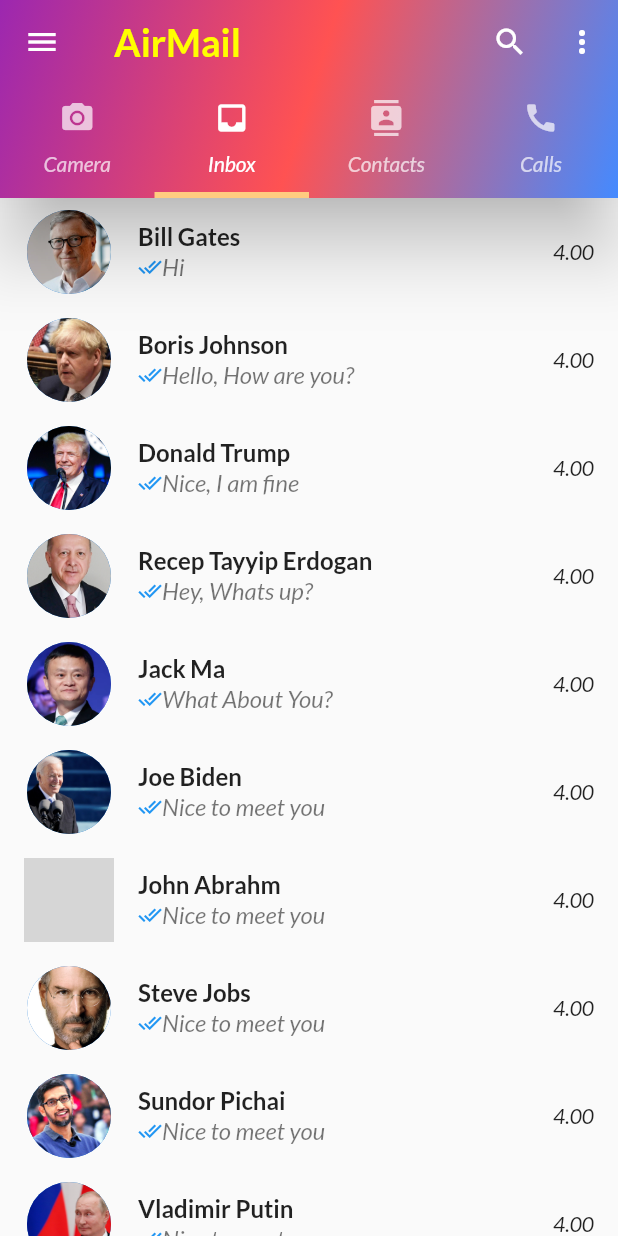
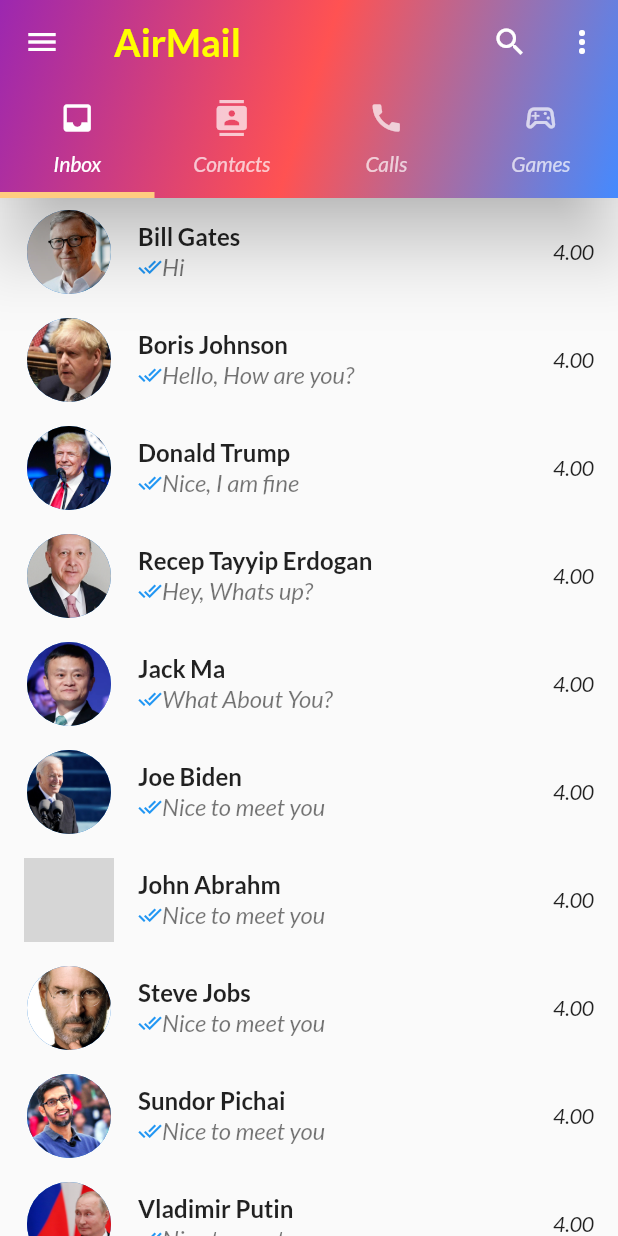
Before and after one commit to samirreaz/air_mail, a Flutter app: the screen it shows after launch, on a phone screen of 412 x 824 dp. Run offline on Flutter 3.47's test engine with Material 2 defaults, Android fonts, the phone set to English and light mode, and no system bars; our stand-ins replace emoji_picker_flutter, image_picker; grey boxes are pictures that could not be loaded.

Commit message:
del camera add game

```diff
--- a/lib/Screens/homeScreen.dart
+++ b/lib/Screens/homeScreen.dart
@@ -1,6 +1,7 @@
 import 'package:airmail/DesignUI/drawer_components.dart';
 import 'package:airmail/Page/camera_page.dart';
 import 'package:airmail/Page/chat_page.dart';
+import 'package:airmail/Screens/game_screen.dart';
 import 'package:airmail/Screens/select_contact_page.dart';
 import 'package:flutter/material.dart';
 
@@ -19,7 +20,7 @@
   @override
   void initState() {
     super.initState();
-    _tabController = TabController(length: 4, vsync: this, initialIndex: 1);
+    _tabController = TabController(length: 4, vsync: this, initialIndex: 0);
   }
 
   @override
@@ -87,10 +88,6 @@
           controller: _tabController,
           tabs: [
             Tab(
-              icon: Icon(Icons.camera_alt),
-              text: 'Camera',
-            ),
-            Tab(
               icon: Icon(Icons.inbox),
               text: 'Inbox',
             ),
@@ -101,7 +98,11 @@
             Tab(
               icon: Icon(Icons.call),
               text: 'Calls',
-            )
+            ),
+            Tab(
+              icon: Icon(Icons.sports_esports_outlined),
+              text: 'Games',
+            ),
           ],
         ),
         elevation: 20,
@@ -110,10 +111,11 @@
       body: TabBarView(
         controller: _tabController,
         children: [
-          CameraPage(),
+          // CameraPage(),
           ChatPage(),
           SelectContact(),
           CallScreen(),
+          GameScreen(),
         ],
       ),
       drawer: DrawerComponent(),
```
